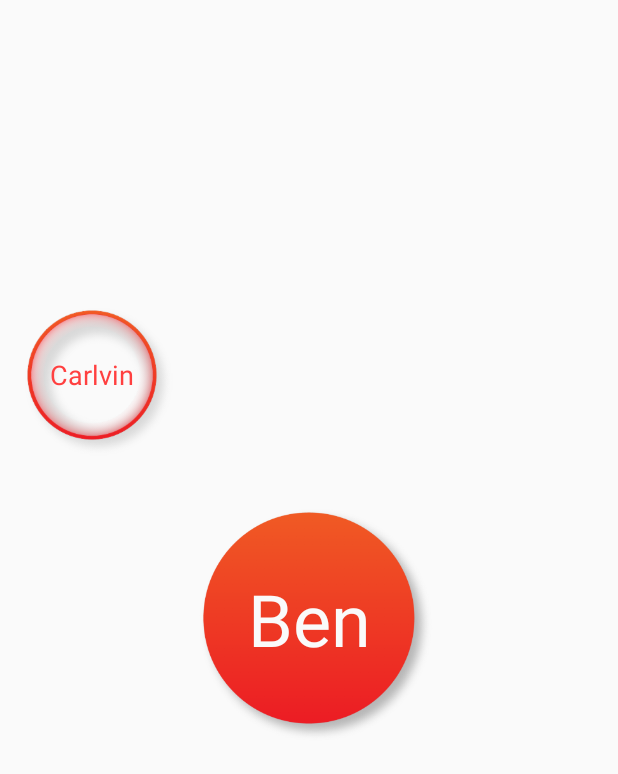
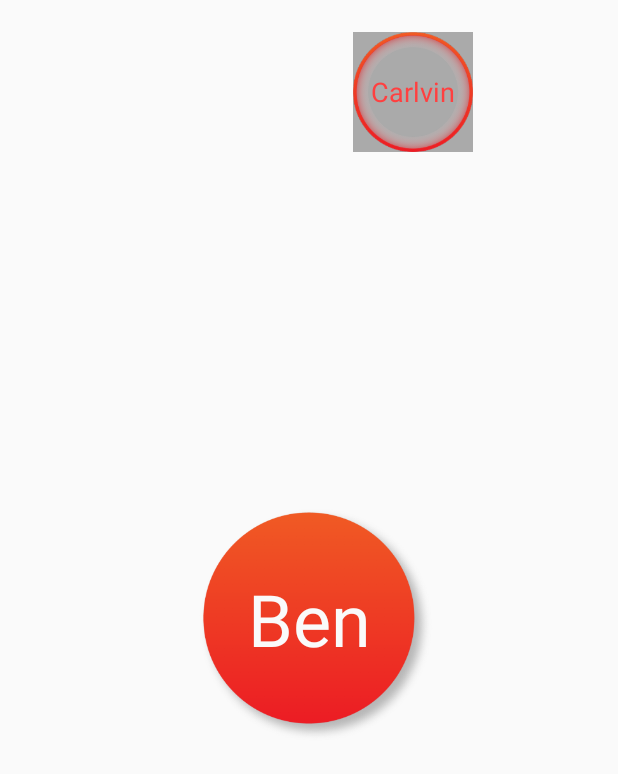
Before and after one commit to CarlvinT/Bridge, an Android app: the fragment BubblesFragment shown on its own in the app's theme, on a phone screen of 412 x 824 dp. Shown: the top 774 px of the screen. Run offline under Robolectric (Android 15) with nearby library versions, the light colour scheme and no system bars; 4 statements that could not run were skipped.

```diff
--- a/app/src/main/java/nl/ben_ey/bridge/fragments/BubblesFragment.java
+++ b/app/src/main/java/nl/ben_ey/bridge/fragments/BubblesFragment.java
@@ -71,6 +71,11 @@ public class BubblesFragment extends Fragment {
         names.add(new Name("Carlvi"));
         names.add(new Name("Carlv"));
         names.add(new Name("Carl"));
+        names.add(new Name("Car"));
+        names.add(new Name("Car"));
+        names.add(new Name("Car"));
+        names.add(new Name("Car"));
+        names.add(new Name("Car"));
         names.add(new Name("Car"));
         names.add(new Name("Vroem"));
 
@@ -168,7 +173,7 @@ public class BubblesFragment extends Fragment {
 
 
         // @@@ - Conversation - @@@
-        //done, anyway.... jouw collisionscode is gebaseerd op vierkanten, niet op cirkels.... ;x
+        // done, anyway.... jouw collisionscode is gebaseerd op vierkanten, niet op cirkels.... ;x
         // nee dat klopt ook, want de containers waar zowel het tekstvak als de image in zitten zijn
         // vierkant =p
         // @@@ - Conversation - @@@
--- a/app/src/main/res/layout/pick_button.xml
+++ b/app/src/main/res/layout/pick_button.xml
@@ -7,9 +7,9 @@
 
     <ImageButton
         android:id="@+id/imageButton"
-        android:layout_width="120dp"
-        android:layout_height="120dp"
-        android:background="@android:color/transparent"
+        android:layout_width="80dp"
+        android:layout_height="80dp"
+        android:background="@android:color/darker_gray"
         android:contentDescription="@string/pick_bubble_description"
         android:scaleType="fitCenter"
         app:srcCompat="@drawable/pick_bubble" />
```
Also changed, not shown: app/src/main/java/nl/ben_ey/bridge/logarithmics/Collision.java (+4 -26 lines), app/src/main/res/drawable-hdpi/pick_bubble.png, app/src/main/res/drawable-mdpi/pick_bubble.png, app/src/main/res/drawable-xhdpi/pick_bubble.png, app/src/main/res/drawable-xxhdpi/pick_bubble.png, app/src/main/res/drawable-xxxhdpi/pick_bubble.png.
